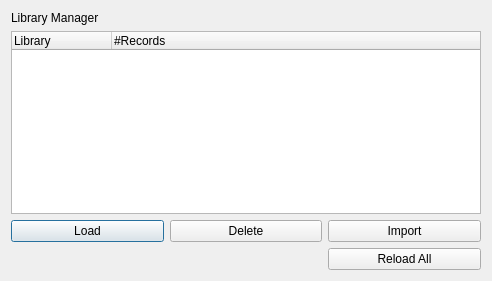
eugenemel/maven, file src/maven/forms/librarydialog.ui: the form before one commit.
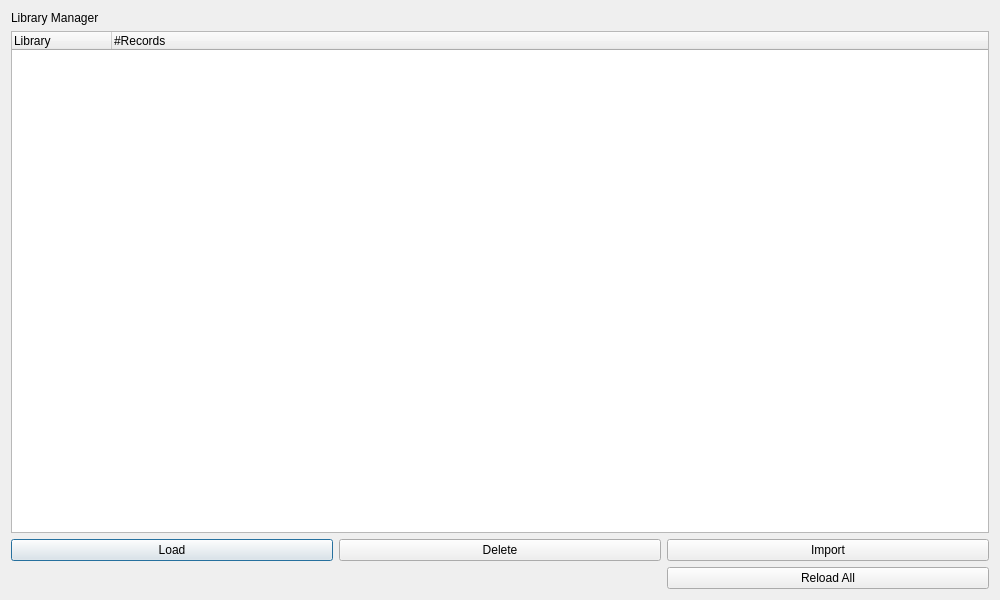
The form after the commit.

Commit message: Updated library manager dialog ui.

Patch:
```diff
--- a/src/maven/forms/librarydialog.ui
+++ b/src/maven/forms/librarydialog.ui
@@ -6,8 +6,8 @@
    <rect>
     <x>0</x>
     <y>0</y>
-    <width>492</width>
-    <height>281</height>
+    <width>1000</width>
+    <height>600</height>
    </rect>
   </property>
   <property name="windowTitle">
```
Left out of the diff: 2 changed lines with no effect on the pictures. Lines whose indentation alone changed are shown as unchanged.
